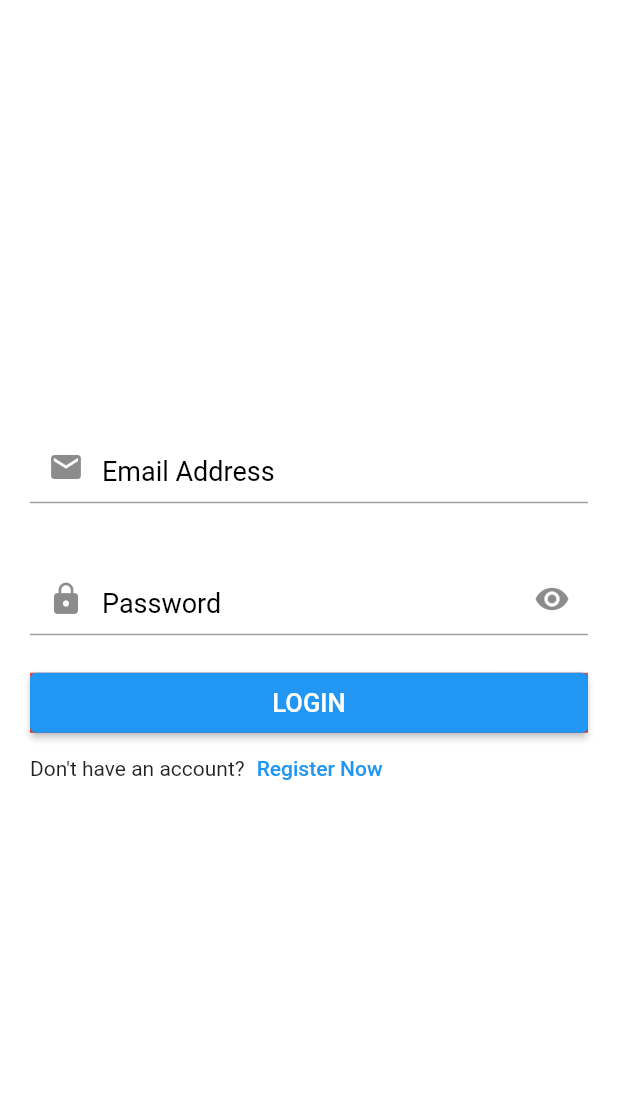
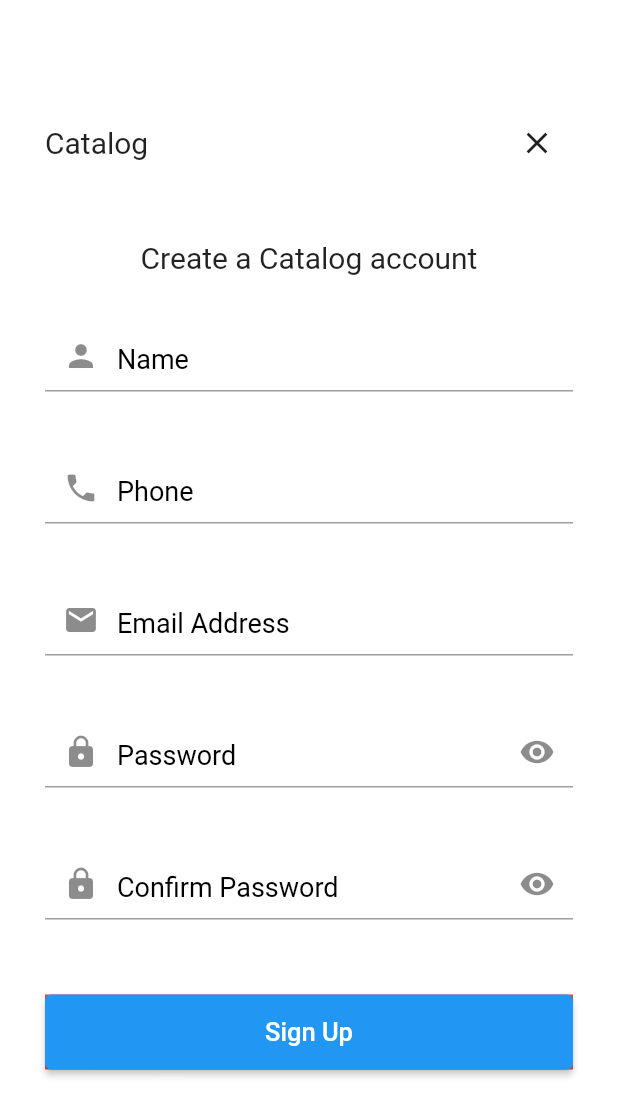
Before and after one commit to samehzamalek/shop_app, a Flutter app: the screen it shows after launch, after a tap on the "arrow forward ios" icon, after a tap on "Skip", after a tap on "Register Now", on a phone screen of 412 x 824 dp. Shown: the top 1116 px of the screen. Run offline on Flutter 3.47's test engine with Material 2 defaults, Android fonts, the phone set to English and light mode, and no system bars; our stand-ins replace bloc, carousel_slider, dio, flutter_bloc, flutter_conditional_rendering, fluttertoast and 3 more; accounts and stored records are empty; network calls fail.

Commit message:
register

```diff
--- a/lib/cubit/register/cubit.dart
+++ b/lib/cubit/register/cubit.dart
@@ -0,0 +1,66 @@
+import 'package:bloc/bloc.dart';
+import 'package:flutter/material.dart';
+import 'package:flutter_bloc/flutter_bloc.dart';
+import 'package:shop_app/cubit/register/states.dart';
+import 'package:shop_app/model/login_model/login.dart';
+ import 'package:shop_app/remote_network/dio_helper.dart';
+import 'package:shop_app/remote_network/end_point.dart';
+import 'package:shop_app/shared/constant.dart';
+
+class SignInCubit extends Cubit<RegisterStates>
+{
+  SignInCubit() : super(RegisterInitialState());
+
+  static SignInCubit get(context) => BlocProvider.of(context);
+
+    LoginModel? signInModel;
+
+  void signUp({
+    required String name,
+    required String phone,
+    required String email,
+    required String password,
+  }) {
+    emit(RegisterLoadingState());
+    DioHelper.postData(
+        url: REGISTER,
+        token: token,
+        data:
+        {
+          'name': '$name',
+          'email': '$email',
+          'phone': '$phone',
+          'password': '$password',
+        }).then((value) {
+      signInModel = LoginModel.fromJson(value.data);
+      emit(RegisterSuccessState(signInModel!));
+    }).catchError((error) {
+      print(error.toString());
+      emit(RegisterErrorState());
+    });
+  }
+
+  bool showPassword = false;
+  IconData suffixIcon = Icons.visibility;
+  void changeSuffixIcon(context){
+    showPassword =! showPassword;
+    if(showPassword)
+      suffixIcon = Icons.visibility_off;
+    else
+      suffixIcon = Icons.visibility;
+    emit(SuffixIconState());
+  }
+
+  bool showConfirmPassword = false;
+  IconData confirmSuffixIcon = Icons.visibility;
+  void changeConfirmSuffixIcon(context){
+    showConfirmPassword =! showConfirmPassword;
+    if(showConfirmPassword) {
+      confirmSuffixIcon = Icons.visibility_off;
+    } else {
+      confirmSuffixIcon = Icons.visibility;
+    }
+    emit(SuffixIconState());
+  }
+
+}
--- a/lib/cubit/register/states.dart
+++ b/lib/cubit/register/states.dart
@@ -0,0 +1,13 @@
+import 'package:shop_app/model/login_model/login.dart';
+
+abstract class  RegisterStates{}
+class RegisterInitialState extends RegisterStates{}
+class RegisterLoadingState extends RegisterStates{}
+class RegisterSuccessState extends RegisterStates{
+  final LoginModel signUpUserModel;
+
+  RegisterSuccessState(this.signUpUserModel);
+
+}
+class RegisterErrorState extends RegisterStates{}
+class  SuffixIconState extends RegisterStates{}
--- a/lib/modules/login.dart
+++ b/lib/modules/login.dart
@@ -3,6 +3,7 @@ import 'package:flutter_bloc/flutter_bloc.dart';
 import 'package:shop_app/cubit/login/cubit.dart';
 import 'package:shop_app/cubit/login/states.dart';
 import 'package:shop_app/layout/shop.dart';
+import 'package:shop_app/modules/register.dart';
 import 'package:shop_app/remote_network/cach_helper.dart';
 import 'package:shop_app/shared/component.dart';
 import 'package:shop_app/shared/constant.dart';
@@ -114,7 +115,7 @@ class LoginScreen extends StatelessWidget {
                           ),
                           TextButton(
                               onPressed: () {
-                               // navigateTo(context, RegisterScreen());
+                                navigateTo(context, RegisterScreen());
                               },
                               child: const Text('Register Now')
                           ),
--- /dev/null
+++ b/lib/modules/register.dart
@@ -0,0 +1,199 @@
+import 'package:flutter/material.dart';
+import 'package:flutter_bloc/flutter_bloc.dart';
+import 'package:shop_app/cubit/cubit.dart';
+import 'package:shop_app/cubit/register/cubit.dart';
+import 'package:shop_app/cubit/register/states.dart';
+import 'package:shop_app/layout/shop.dart';
+import 'package:shop_app/remote_network/cach_helper.dart';
+import 'package:shop_app/shared/component.dart';
+import 'package:shop_app/shared/constant.dart';
+
+class RegisterScreen extends StatelessWidget {
+
+  TextEditingController email = TextEditingController();
+  TextEditingController password = TextEditingController();
+  TextEditingController name = TextEditingController();
+  TextEditingController phone = TextEditingController();
+  TextEditingController confirmPassword = TextEditingController();
+  var signUpFormKey = GlobalKey<FormState>();
+
+
+
+  @override
+  Widget build(BuildContext context) {
+    return BlocProvider(
+      create: (context) => SignInCubit(),
+      child:  BlocConsumer<SignInCubit,RegisterStates>(
+          listener:(context,state){
+            if(state is RegisterSuccessState)
+              // ignore: curly_braces_in_flow_control_structures
+              if(state.signUpUserModel.status!) {
+                CacheHelper.saveData(
+                  key: 'token',
+                  value: state.signUpUserModel.data?.token,
+                ).then((value) {
+                  token = state.signUpUserModel.data?.token;
+                  name.clear();
+                  phone.clear();
+                  email.clear();
+                  password.clear();
+                  confirmPassword.clear();
+                  navigateAndKill(context, ShopLayout());
+                  ShopCubit.get(context).currentIndex = 0;
+                  ShopCubit.get(context).getHomeData();
+                  ShopCubit.get(context).getProfileData();
+                  ShopCubit.get(context).getFavoriteData();
+                  ShopCubit.get(context).getCartData();
+                  ShopCubit.get(context).getAddresses();
+
+                });
+              } else {
+                showToast(msg: state.signUpUserModel.message,state: ToastStates.SUCCESS);
+              }
+          } ,
+          builder:(context,state)
+          {
+            return Scaffold(
+              body: Padding(
+                padding: const EdgeInsets.all(15),
+                child: SingleChildScrollView(
+                  child: Form(
+                    key: signUpFormKey,
+                    child: Container(
+                      padding: const EdgeInsets.all(15),
+
+                      child: Column(
+                        crossAxisAlignment: CrossAxisAlignment.center,
+                        mainAxisAlignment: MainAxisAlignment.center,
+                        children:
+                        [
+                          Row(
+                            children: [
+                              const SizedBox(height: 130,),
+
+                              const Text('Catalog',style: TextStyle(fontSize: 20),),
+                              const Spacer(),
+                              IconButton(
+                                  onPressed: ()
+                                  {
+                                    Navigator.pop(context);
+                                  },
+                                  icon: const Icon(Icons.close))
+                            ],
+                          ),
+                          const Text('Create a Catalog account',style: TextStyle(fontSize: 20,),),
+                          const SizedBox(height: 30,),
+                          defaultFormField(
+                              context: context,
+                              controller: name,
+                              label: 'Name',
+                              prefix: Icons.person,
+                              validate: (value)
+                              {
+                                if(value!.isEmpty) {
+                                  return 'Name field is required';
+                                }
+                              }
+                          ),
+                          const SizedBox(height: 40,),
+                          defaultFormField(
+                              context: context,
+                              controller: phone,
+                              label: 'Phone',
+                              keyboardType: TextInputType.phone,
+                              prefix: Icons.phone,
+                              validate: (value)
+                              {
+                                if(value!.isEmpty) {
+                                  return 'Phone field is required';
+                                }
+                              }
+                          ),
+                          const SizedBox(height: 40,),
+
+                          defaultFormField(
+                              context: context,
+                              controller: email,
+                              keyboardType: TextInputType.emailAddress,
+                              label: 'Email Address',
+                              prefix: Icons.email,
+                              validate: (value)
+                              {
+                                if(value!.isEmpty) {
+                                  return 'Email Address must be filled';
+                                }
+                              }
+                          ),
+                          const SizedBox(height: 40,),
+                          defaultFormField(
+                              context: context,
+                              controller: password,
+                              label: 'Password',
+                              prefix: Icons.lock,
+                              isPassword:SignInCubit.get(context).showPassword ? false : true,
+                              validate: (value)
+                              {
+                                if(value!.isEmpty) {
+                                  return'Password must be filled';
+                                }
+                              },
+                              onSubmit: (value) {},
+                              suffix: SignInCubit.get(context).suffixIcon,
+                              suffixPressed: ()
+                              {
+                                SignInCubit.get(context).changeSuffixIcon(context);
+                              }
+                          ),
+                          const SizedBox(height: 40,),
+                          defaultFormField(
+                              context: context,
+                              controller: confirmPassword,
+                              label: 'Confirm Password',
+                              prefix: Icons.lock,
+                              isPassword:SignInCubit.get(context).showConfirmPassword ? false : true,
+                              validate: (value)
+                              {
+                                if(value!.isEmpty) {
+                                  return 'Name field is required';
+                                } else if(value != password.text) {
+                                  return 'Password Don\'t Match';
+                                }
+                              },
+                              suffix: SignInCubit.get(context).confirmSuffixIcon,
+                              suffixPressed: ()
+                              {
+                                SignInCubit.get(context).changeConfirmSuffixIcon(context);
+                              }
+                          ),
+                          const SizedBox(height: 50,),
+                          state is RegisterLoadingState ?
+                          const Center(child: CircularProgressIndicator())
+                              :defaultButton(
+
+                              onTap: ()
+                              {
+                                if(signUpFormKey.currentState!.validate())
+                                {
+                                  SignInCubit.get(context).signUp(
+                                      name: name.text,
+                                      phone: phone.text,
+                                      email: email.text,
+                                      password: password.text
+                                  );
+                                }
+                              },
+
+                              text: 'Sign Up'
+                          ),
+                        ],
+                      ),
+                    ),
+                  ),
+                ),
+              ),
+            );
+          }
+      ),
+    );
+  }
+}
--- a/lib/remote_network/end_point.dart
+++ b/lib/remote_network/end_point.dart
@@ -9,3 +9,4 @@ const SEARCH = 'products/search';
 const PROFILE = 'profile';
 const UPDATE_PROFILE = 'update-profile';
 const CART = 'carts';
+const REGISTER = 'register';
--- a/lib/shared/component.dart
+++ b/lib/shared/component.dart
@@ -48,7 +48,7 @@ Widget defaultButton({
   double? width = double.infinity,
 
 }) => Container(
-  height: 40,
+  height: 50,
   width: width,
   decoration: const BoxDecoration(
     color: Colors.red,
```
